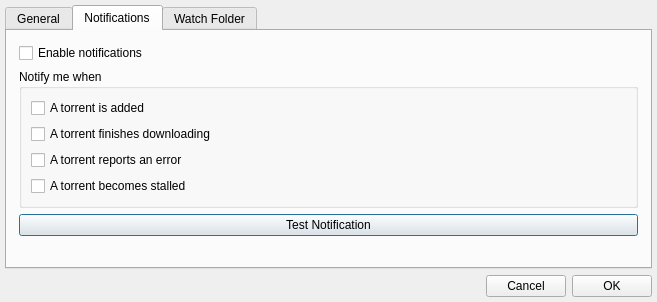
First picture: the form in appsettings.ui, repository mveinot/transmission-control, before the edit.
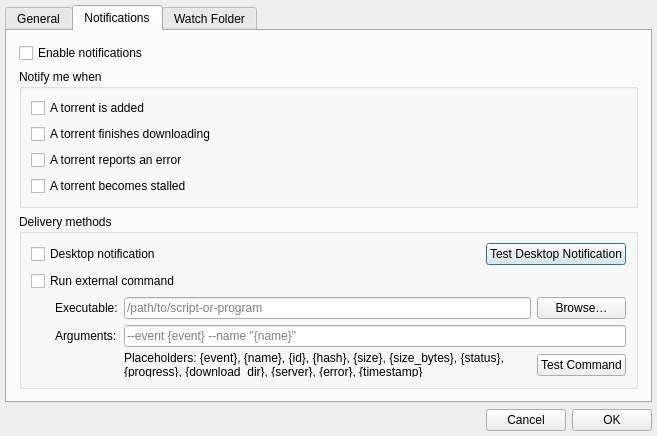
Second picture: the form after the edit. The open tabs and pages were chosen to show the change.

Commit message: Initial implementation of advanced notifications using external call

```diff
--- a/appsettings.ui
+++ b/appsettings.ui
@@ -173,10 +173,26 @@
         </widget>
        </item>
        <item>
-        <widget class="QPushButton" name="buttonTestNotification">
-         <property name="text">
-          <string>Test Notification</string>
-         </property>
+        <widget class="QGroupBox" name="notificationDeliveryGroup">
+         <property name="title"><string>Delivery methods</string></property>
+         <layout class="QVBoxLayout" name="verticalLayoutNotificationDelivery">
+          <item><layout class="QHBoxLayout" name="horizontalLayoutDesktopNotification">
+           <item><widget class="QCheckBox" name="enableDesktopNotifications"><property name="text"><string>Desktop notification</string></property></widget></item>
+           <item><spacer name="horizontalSpacerDesktopNotification"><property name="orientation"><enum>Qt::Orientation::Horizontal</enum></property><property name="sizeHint" stdset="0"><size><width>40</width><height>20</height></size></property></spacer></item>
+           <item><widget class="QPushButton" name="buttonTestNotification"><property name="text"><string>Test Desktop Notification</string></property></widget></item>
+          </layout></item>
+          <item><widget class="QCheckBox" name="enableExternalCommand"><property name="text"><string>Run external command</string></property></widget></item>
+          <item><widget class="QWidget" name="externalCommandOptions" native="true"><layout class="QGridLayout" name="gridLayoutExternalCommand">
+           <property name="leftMargin"><number>24</number></property><property name="topMargin"><number>0</number></property><property name="rightMargin"><number>0</number></property><property name="bottomMargin"><number>0</number></property>
+           <item row="0" column="0"><widget class="QLabel" name="labelExternalExecutable"><property name="text"><string>Executable:</string></property></widget></item>
+           <item row="0" column="1"><widget class="QLineEdit" name="externalCommandExecutable"><property name="placeholderText"><string>/path/to/script-or-program</string></property></widget></item>
+           <item row="0" column="2"><widget class="QPushButton" name="buttonBrowseExternalCommand"><property name="text"><string>Browse…</string></property></widget></item>
+           <item row="1" column="0"><widget class="QLabel" name="labelExternalArguments"><property name="text"><string>Arguments:</string></property></widget></item>
+           <item row="1" column="1" colspan="2"><widget class="QLineEdit" name="externalCommandArguments"><property name="toolTip"><string>Arguments support quotes. Available placeholders: {event}, {name}, {id}, {hash}, {size}, {size_bytes}, {status}, {progress}, {download_dir}, {server}, {error}, {timestamp}</string></property><property name="placeholderText"><string>--event {event} --name &quot;{name}&quot;</string></property></widget></item>
+           <item row="2" column="1"><widget class="QLabel" name="labelExternalPlaceholders"><property name="text"><string>Placeholders: {event}, {name}, {id}, {hash}, {size}, {size_bytes}, {status}, {progress}, {download_dir}, {server}, {error}, {timestamp}</string></property><property name="wordWrap"><bool>true</bool></property></widget></item>
+           <item row="2" column="2"><widget class="QPushButton" name="buttonTestExternalCommand"><property name="text"><string>Test Command</string></property></widget></item>
+          </layout></widget></item>
+         </layout>
         </widget>
        </item>
        <item>
```
The commit also changes 10 other files.
